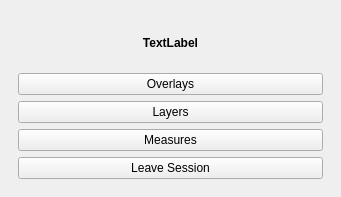
Old version of the form tygron_dockwidget_base.ui in the repository Memz-Dev/tygron-qgis.
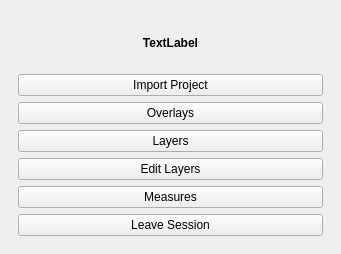
New version of the form. The open tabs and pages were chosen to show the change. Custom widgets are drawn as their Qt base class.

Commit message: generic import and styles for terrain and buildings

The edit to the form file:
```diff
--- a/tygron_dockwidget_base.ui
+++ b/tygron_dockwidget_base.ui
@@ -7,7 +7,7 @@
     <x>0</x>
     <y>0</y>
     <width>341</width>
-    <height>197</height>
+    <height>254</height>
    </rect>
   </property>
   <property name="windowTitle">
@@ -215,6 +215,13 @@
           </property>
          </widget>
         </item>
+        <item>
+         <widget class="QPushButton" name="SessionImport">
+          <property name="text">
+           <string>Import Project</string>
+          </property>
+         </widget>
+        </item>
         <item>
          <widget class="QPushButton" name="SessionOverlays">
           <property name="text">
@@ -229,6 +236,13 @@
           </property>
          </widget>
         </item>
+        <item>
+         <widget class="QPushButton" name="SessionEditButton">
+          <property name="text">
+           <string>Edit Layers</string>
+          </property>
+         </widget>
+        </item>
         <item>
          <widget class="QPushButton" name="SessionMeasures">
           <property name="text">
```
Left out of the diff: 12 changed lines with no effect on the pictures. The commit also changes 5 other files.
